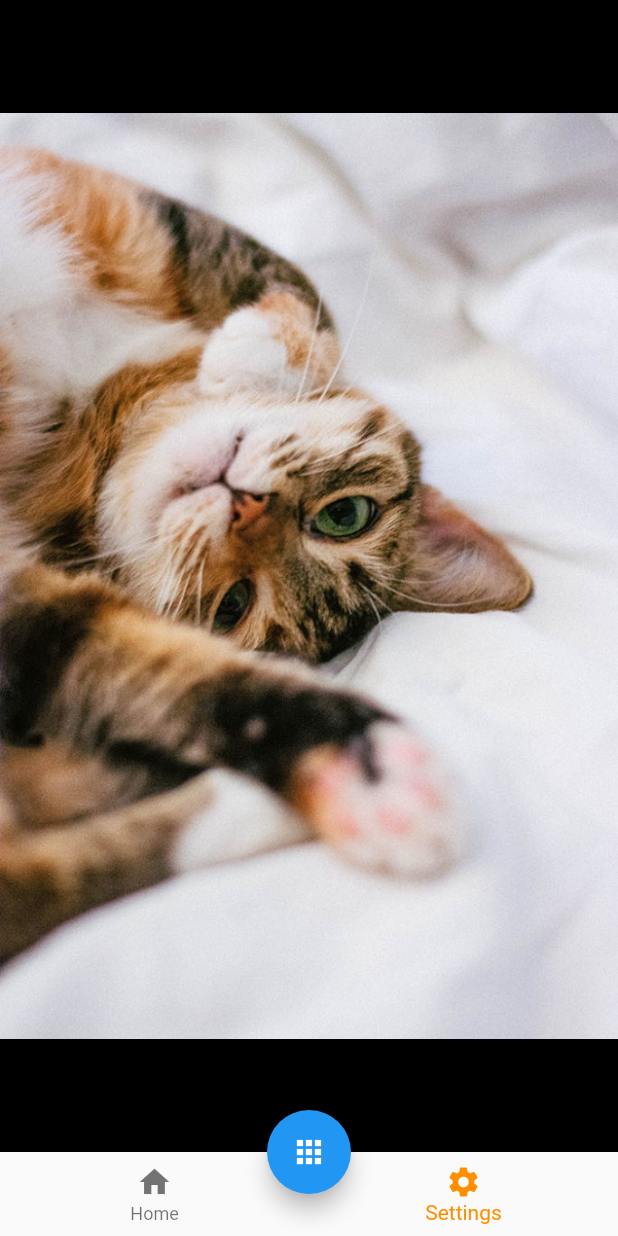
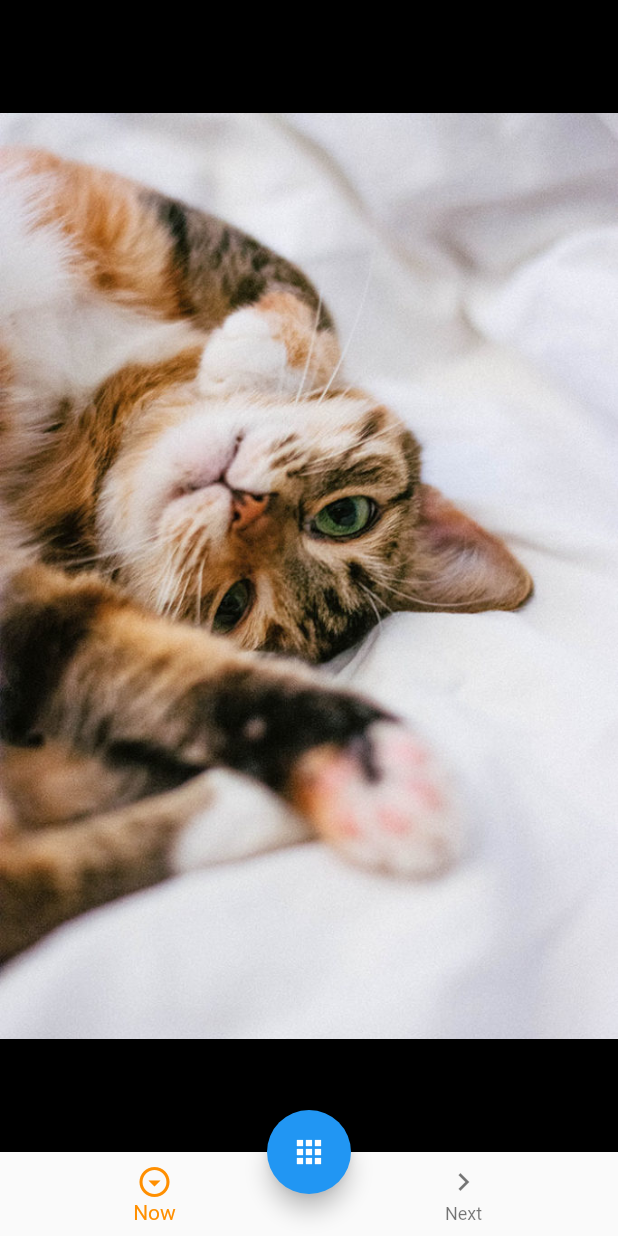
Before and after one commit to fztkm/nitechMap, a Flutter app: the MapScreen screen opened by its route, on a phone screen of 412 x 824 dp. Run offline on Flutter 3.47's test engine with Material 2 defaults, Android fonts, the phone set to English and light mode, and no system bars; drawn by our look-alikes of photo_view.

Commit message:
画像変更

```diff
--- a/lib/screens/map_screen.dart
+++ b/lib/screens/map_screen.dart
@@ -10,6 +10,16 @@ class MapScreen extends StatefulWidget {
 }
 
 class _MapScreenState extends State<MapScreen> {
+  var photo = 'images/nekochan0.jpg';
+  var currentIndex = 0;
+
+  void changePhoto(int index) {
+    setState(() {
+      photo = 'images/nekochan$index.jpg';
+      currentIndex = index;
+    });
+  }
+
   @override
   Widget build(BuildContext context) {
     return Scaffold(
@@ -17,27 +27,28 @@ class _MapScreenState extends State<MapScreen> {
       body: SafeArea(
         child: Container(
           child: PhotoView(
-            imageProvider: AssetImage('images/nekochan.jpg'),
+            imageProvider: AssetImage(photo),
           ),
         ),
       ),
       bottomNavigationBar: BottomNavigationBar(
           items: const <BottomNavigationBarItem>[
             BottomNavigationBarItem(
-            icon: Icon(Icons.home),
-            label: 'Home',
+              icon: Icon(Icons.arrow_drop_down_circle_outlined),
+              label: 'Now',
               backgroundColor: Colors.red,
             ),
             BottomNavigationBarItem(
-            icon: Icon(Icons.settings),
-            label: 'Settings',
+              icon: Icon(Icons.navigate_next),
+              label: 'Next',
               backgroundColor: Colors.pink,
             ),
           ],
-        currentIndex: 1,
+          currentIndex: currentIndex,
           selectedItemColor: Colors.amber[800],
-        onTap: (_) {},
-      ),
+          onTap: (index) {
+            changePhoto(index);
+          }),
       floatingActionButtonLocation: FloatingActionButtonLocation.centerDocked,
       floatingActionButton: FloatingActionButton(
         onPressed: () {
```
Also changed, not shown: lib/screens/timetable_screen.dart (+29 -8 lines), pubspec.yaml (+2 -5 lines), images/nekochan0.jpg (renamed from images/nekochan.jpg), images/nekochan1.jpg (renamed from images/gorilla.jpg). Lines whose indentation alone changed are shown as unchanged.
